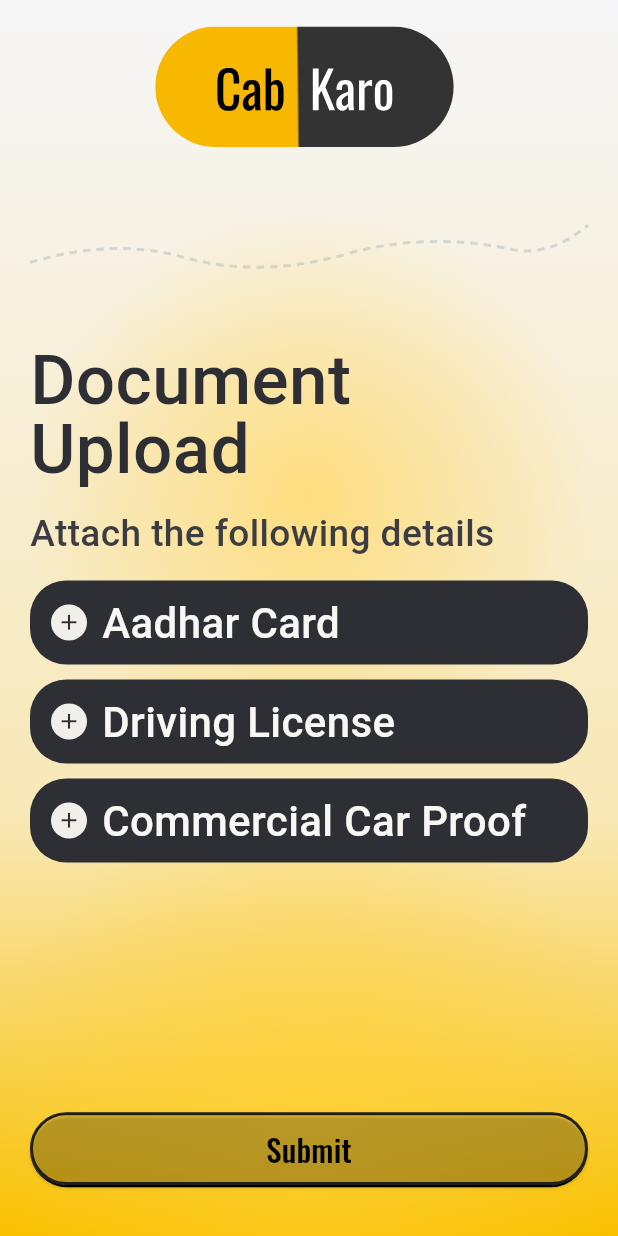
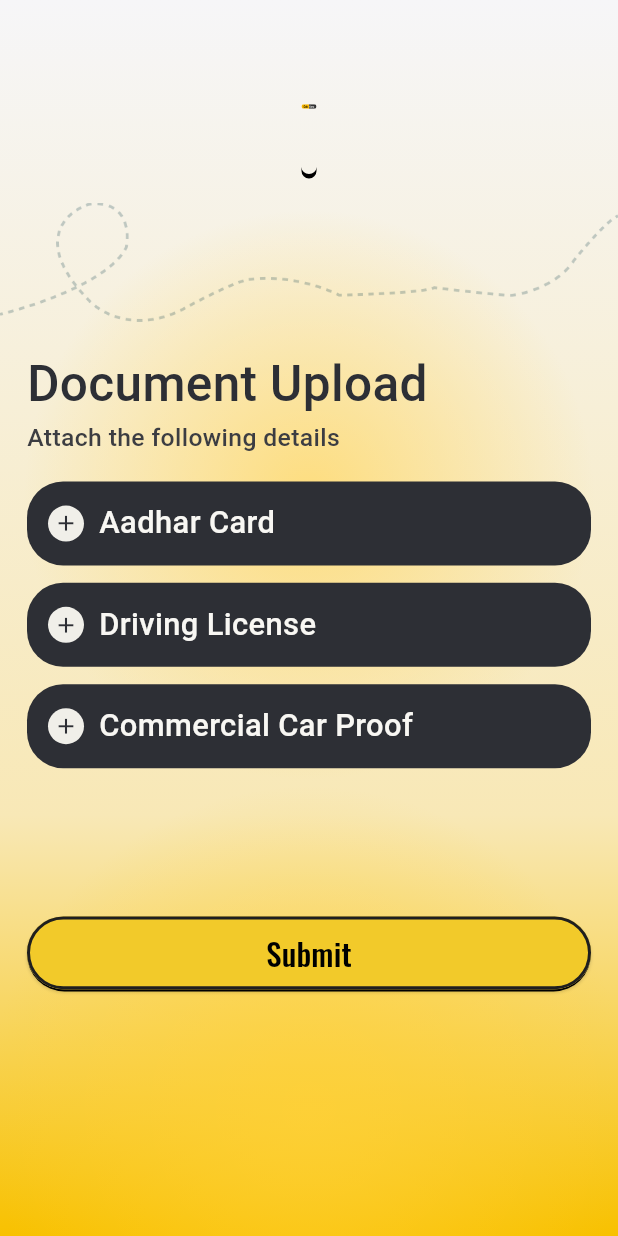
Before and after one commit to wearetechinnovator/cabkaro-app, a Flutter app: the DriverScreen screen opened by its route, after a tap on "Submit", on a phone screen of 412 x 824 dp. Run offline on Flutter 3.47's test engine with Material 3 defaults, Android fonts, the phone set to English and light mode, and no system bars; our stand-ins replace file_picker, flutter_animate, flutter_svg, google_fonts; missing offline and left inert: dashed_border; project files that could hold a hidden picture were left out.

Commit message:
changes in driver screens

```diff
--- a/lib/screens/driver/DriverScreen.dart
+++ b/lib/screens/driver/DriverScreen.dart
@@ -2,7 +2,6 @@ import 'package:flutter/material.dart';
 import 'package:flutter_svg/flutter_svg.dart';
 import 'GOVDetailsScreen.dart';
 import '../../widgets/ActionButton.dart';
-import '../../widgets/GradientBackground.dart';
 import '../../widgets/SignupInput.dart';
 
 class DriverScreen extends StatelessWidget {
@@ -14,23 +13,39 @@ class DriverScreen extends StatelessWidget {
 
     return Scaffold(
       resizeToAvoidBottomInset: true,
-      body: GradientBackground(
-        child: SafeArea(
-          child: SingleChildScrollView(
+      body: SafeArea(
+        child: ListView(
+          children: [
+            SizedBox(height: 10),
+            // Logo
+            Padding(
               padding: const EdgeInsets.symmetric(horizontal: 18, vertical: 16),
-            child: Column(
-              crossAxisAlignment: CrossAxisAlignment.start,
-              children: [
-                Center(
+              child: Align(
+                alignment: Alignment.center,
+                child: Container(
+                  decoration: BoxDecoration(
+                    border: Border(
+                      bottom: BorderSide(color: Colors.black, width: 3),
+                    ),
+                    borderRadius: BorderRadius.circular(60),
+                  ),
                   child: SvgPicture.asset(
-                    'assets/icons/cabkaroLogo.svg',
-                    width: 90,
+                    'assets/icons/cabkaroLogoNormal.svg',
+                    width: 10,
                     height: 90,
-                    fit: BoxFit.contain,
                   ),
                 ),
+              ),
+            ),
+            Image.asset(
+              "assets/images/Pattern.png",
+              width: double.infinity,
+              fit: BoxFit.fitWidth,
+            ),
             SizedBox(height: screenHeight * 0.03),
-                Text(
+            Padding(
+              padding: const EdgeInsets.symmetric(horizontal: 18, vertical: 16),
+              child: Text(
                 'Driver Registration',
                 style: TextStyle(
                   fontSize: screenHeight * 0.04,
@@ -39,32 +54,47 @@ class DriverScreen extends StatelessWidget {
                   height: 1.0,
                 ),
               ),
+            ),
             SizedBox(height: screenHeight * 0.02),
-                const SignupInput(hint: 'Name', icon: Icons.person),
+            Padding(
+              padding: const EdgeInsets.symmetric(horizontal: 18),
+              child: const SignupInput(hint: 'Name', icon: Icons.person),
+            ),
             SizedBox(height: screenHeight * 0.014),
-                const SignupInput(hint: 'Email', icon: Icons.email),
+            Padding(
+              padding: const EdgeInsets.symmetric(horizontal: 18),
+              child: const SignupInput(hint: 'Email', icon: Icons.email),
+            ),
             SizedBox(height: screenHeight * 0.014),
-                const SignupInput(
+            Padding(
+              padding: const EdgeInsets.symmetric(horizontal: 18),
+              child: const SignupInput(
                 hint: 'Phone',
                 icon: Icons.call,
                 keyboardType: TextInputType.phone,
               ),
-                SizedBox(height: screenHeight * 0.014),
-                const SignupInput(hint: 'Gender', icon: Icons.transgender),
-                SizedBox(height: screenHeight * 0.014),
-                const SignupInput(
-                  hint: 'Driving License',
-                  icon: Icons.description,
             ),
             SizedBox(height: screenHeight * 0.014),
-                const SignupInput(
-                  hint: 'Aadhar Number',
-                  icon: Icons.credit_card,
+            Padding(
+              padding: const EdgeInsets.symmetric(horizontal: 18),
+              child: const SignupInput(hint: 'Gender', icon: Icons.transgender),
+            ),
+            SizedBox(height: screenHeight * 0.014),
+            Padding(
+              padding: const EdgeInsets.symmetric(horizontal: 18),
+              child: const SignupInput(hint: 'Driving License', icon: Icons.description),
+            ),
+            SizedBox(height: screenHeight * 0.014),
+            Padding(
+              padding: const EdgeInsets.symmetric(horizontal: 18),
+              child: const SignupInput(hint: 'Aadhar Number', icon: Icons.credit_card),
             ),
             SizedBox(height: screenHeight * 0.12),
-                ActionButton(
+             Padding(
+              padding: const EdgeInsets.symmetric(horizontal: 18),
+              child: ActionButton(
               label: 'Submit',
-                  backgroundColor: const Color.fromARGB(0, 255, 255, 255),
+              backgroundColor: const Color.fromARGB(255, 255, 255, 255),
               textColor: Colors.black,
               borderColor: const Color(0xFF1F1F1F),
               onTap: () {
@@ -76,10 +106,9 @@ class DriverScreen extends StatelessWidget {
                 );
               },
             ),
-                SizedBox(height: screenHeight * 0.139),
+            ),
+            SizedBox(height: screenHeight * 0.05),
           ],
-            ),
-          ),
         ),
       ),
     );
--- a/lib/screens/driver/GOVDetailsScreen.dart
+++ b/lib/screens/driver/GOVDetailsScreen.dart
@@ -1,75 +1,184 @@
 import 'package:flutter/material.dart';
 import 'package:flutter_svg/flutter_svg.dart';
-
+import 'package:file_picker/file_picker.dart';
 import 'PhotoUploadScreen.dart';
-
 import '../../widgets/ActionButton.dart';
 import '../../widgets/GradientBackground.dart';
 
-class GOVDetailsScreen extends StatelessWidget {
+class GOVDetailsScreen extends StatefulWidget {
   const GOVDetailsScreen({super.key});
+
+  @override
+  State<GOVDetailsScreen> createState() => _GOVDetailsScreenState();
+}
+
+class _GOVDetailsScreenState extends State<GOVDetailsScreen> {
+  String? aadharFile;
+  String? licenseFile;
+  String? carProofFile;
+
+  Future<void> _pickFile(String documentType) async {
+    try {
+      final result = await FilePicker.pickFiles(
+        type: FileType.custom,
+        allowedExtensions: ['pdf', 'jpg', 'jpeg', 'png'],
+        allowMultiple: false,
+      );
+
+      if (result != null && result.files.isNotEmpty) {
+        final file = result.files.first;
+
+        if (!mounted) return;
+
+        setState(() {
+          switch (documentType) {
+            case 'Aadhar Card':
+              aadharFile = file.name;
+              break;
+            case 'Driving License':
+              licenseFile = file.name;
+              break;
+            case 'Commercial Car Proof':
+              carProofFile = file.name;
+              break;
+          }
+        });
+
+        if (!mounted) return;
+
+        ScaffoldMessenger.of(context).showSnackBar(
+          SnackBar(
+            backgroundColor: const Color(0xFF2D2F35),
+            content: Text('$documentType uploaded successfully'),
+            duration: const Duration(seconds: 2),
+          ),
+        );
+      }
+    } catch (e) {
+      debugPrint('Error picking file: $e');
+      if (!mounted) return;
+
+      ScaffoldMessenger.of(context).showSnackBar(
+        SnackBar(
+          backgroundColor: Colors.red,
+          content: Text('Error uploading file. Please try again.'),
+          duration: const Duration(seconds: 2),
+        ),
+      );
+    }
+  }
 
   @override
   Widget build(BuildContext context) {
     final double screenHeight = MediaQuery.of(context).size.height;
 
     return Scaffold(
-      resizeToAvoidBottomInset: false,
+      resizeToAvoidBottomInset: true,
       body: GradientBackground(
         child: SafeArea(
-          child: Padding(
-            padding: const EdgeInsets.symmetric(horizontal: 20, vertical: 16),
-            child: Column(
-              crossAxisAlignment: CrossAxisAlignment.start,
-              children: [
-                Center(
-                  child: SvgPicture.asset(
-                    'assets/icons/cabkaroLogo.svg',
-                    width: 205,
-                    height: 86,
-                    fit: BoxFit.contain,
+          child: ListView(
+            children: [
+              SizedBox(height: 10),
+
+              // Logo
+              Padding(
+                padding: const EdgeInsets.symmetric(horizontal: 18, vertical: 16),
+                child: Align(
+                  alignment: Alignment.center,
+                  child: Container(
+                    decoration: BoxDecoration(
+                      border: Border(
+                        bottom: BorderSide(color: Colors.black, width: 3),
+                      ),
+                      borderRadius: BorderRadius.circular(60),
+                    ),
+                    child: SvgPicture.asset(
+                      'assets/icons/cabkaroLogoNormal.svg',
+                      width: 10,
+                      height: 90,
+                    ),
                   ),
                 ),
-                const SizedBox(height: 28),
-                const _TopDashedCurve(),
-                const SizedBox(height: 40),
-                Text(
+              ),
+
+              // Full width pattern image
+              Image.asset(
+                "assets/images/Pattern.png",
+                width: double.infinity,
+                fit: BoxFit.fitWidth,
+              ),
+
+              SizedBox(height: screenHeight * 0.03),
+
+              // Title
+              Padding(
+                padding: const EdgeInsets.symmetric(horizontal: 18),
+                child: Text(
                   'Document Upload',
                   style: TextStyle(
-                    fontSize: screenHeight * 0.056,
+                    fontSize: screenHeight * 0.04,
                     fontWeight: FontWeight.w500,
                     color: const Color(0xFF2D2F35),
-                    height: 1,
+                    height: 1.0,
                   ),
                 ),
-                const SizedBox(height: 16),
-                Text(
+              ),
+
+              SizedBox(height: screenHeight * 0.01),
+
+              // Subtitle
+              Padding(
+                padding: const EdgeInsets.symmetric(horizontal: 18),
+                child: Text(
                   'Attach the following details',
                   style: TextStyle(
-                    fontSize: screenHeight * 0.03,
+                    fontSize: screenHeight * 0.02,
                     fontWeight: FontWeight.w500,
                     color: const Color(0xFF3C3D42),
                   ),
                 ),
-                const SizedBox(height: 14),
-                _DocumentTile(
+              ),
+
+              SizedBox(height: screenHeight * 0.02),
+
+              // Document tiles
+              Padding(
+                padding: const EdgeInsets.symmetric(horizontal: 18),
+                child: _DocumentTile(
                   title: 'Aadhar Card',
-                  onTap: () => _showUploadHint(context, 'Aadhar Card'),
+                  isUploaded: aadharFile != null,
+                  onTap: () => _pickFile('Aadhar Card'),
                 ),
-                const SizedBox(height: 10),
-                _DocumentTile(
+              ),
+              SizedBox(height: screenHeight * 0.014),
+
+              Padding(
+                padding: const EdgeInsets.symmetric(horizontal: 18),
+                child: _DocumentTile(
                   title: 'Driving License',
-                  onTap: () => _showUploadHint(context, 'Driving License'),
+                  isUploaded: licenseFile != null,
+                  onTap: () => _pickFile('Driving License'),
                 ),
-                const SizedBox(height: 10),
-                _DocumentTile(
+              ),
+              SizedBox(height: screenHeight * 0.014),
+
+              Padding(
+                padding: const EdgeInsets.symmetric(horizontal: 18),
+                child: _DocumentTile(
                   title: 'Commercial Car Proof',
-                  onTap: () => _showUploadHint(context, 'Commercial Car Proof'),
+                  isUploaded: carProofFile != null,
+                  onTap: () => _pickFile('Commercial Car Proof'),
                 ),
-                const Spacer(),
-                ActionButton(
+              ),
+
+              SizedBox(height: screenHeight * 0.12),
+
+              // Submit button
+              Padding(
+                padding: const EdgeInsets.symmetric(horizontal: 18),
+                child: ActionButton(
                   label: 'Submit',
-                  backgroundColor: const Color.fromARGB(0, 255, 255, 255),
+                  backgroundColor: const Color.fromARGB(255, 242, 202, 42),
                   textColor: Colors.black,
                   borderColor: const Color(0xFF1F1F1F),
                   onTap: () {
@@ -81,33 +190,31 @@ class GOVDetailsScreen extends StatelessWidget {
                     );
                   },
                 ),
-                SizedBox(height: screenHeight * 0.02),
-              ],
-            ),
+              ),
+
+              SizedBox(height: screenHeight * 0.05),
+            ],
           ),
         ),
-      ),
-    );
-  }
-
-  static void _showUploadHint(BuildContext context, String label) {
-    ScaffoldMessenger.of(context).showSnackBar(
-      SnackBar(
-        backgroundColor: const Color(0xFF2D2F35),
-        content: Text('Upload $label'),
       ),
     );
   }
 }
 
 class _DocumentTile extends StatelessWidget {
-  const _DocumentTile({required this.title, required this.onTap});
+  const _DocumentTile({
+    required this.title,
+    required this.onTap,
+    required this.isUploaded,
+  });
 
   final String title;
   final VoidCallback onTap;
+  final bool isUploaded;
 
   @override
   Widget build(BuildContext context) {
+    final screenHeight = MediaQuery.of(context).size.height;
     return InkWell(
       borderRadius: BorderRadius.circular(24),
       onTap: onTap,
@@ -124,20 +231,24 @@ class _DocumentTile extends StatelessWidget {
             Container(
               width: 24,
               height: 24,
-              decoration: const BoxDecoration(
+              decoration: BoxDecoration(
                 shape: BoxShape.circle,
-                color: Color(0xFFF0EFE9),
+                color: isUploaded ? Colors.green : const Color(0xFFF0EFE9),
               ),
               alignment: Alignment.center,
-              child: const Icon(Icons.add, size: 17, color: Color(0xFF2D2F35)),
+              child: Icon(
+                isUploaded ? Icons.check : Icons.add,
+                size: 17,
+                color: isUploaded ? Colors.white : const Color(0xFF2D2F35),
+              ),
             ),
             const SizedBox(width: 10),
             Expanded(
               child: Text(
                 title,
-                style: const TextStyle(
-                  color: Color(0xFFF8F7F3),
-                  fontSize: 28,
+                style: TextStyle(
+                  color: const Color(0xFFF8F7F3),
+                  fontSize: screenHeight * 0.025,
                   fontWeight: FontWeight.w500,
                   height: 1,
                 ),
@@ -149,47 +260,3 @@ class _DocumentTile extends StatelessWidget {
     );
   }
 }
-
-class _TopDashedCurve extends StatelessWidget {
-  const _TopDashedCurve();
-
-  @override
-  Widget build(BuildContext context) {
-    return SizedBox(
-      width: double.infinity,
-      height: 60,
-      child: CustomPaint(painter: _DashedWavePainter()),
-    );
-  }
-}
-
-class _DashedWavePainter extends CustomPainter {
-  @override
-  void paint(Canvas canvas, Size size) {
-    final Paint paint = Paint()
-      ..color = const Color(0x6B9FB2BA)
-      ..style = PaintingStyle.stroke
-      ..strokeWidth = 2;
-
-    final Path path = Path()
-      ..moveTo(0, 45)
-      ..quadraticBezierTo(size.width * 0.15, 28, size.width * 0.28, 42)
-      ..quadraticBezierTo(size.width * 0.42, 56, size.width * 0.58, 38)
-      ..quadraticBezierTo(size.width * 0.72, 25, size.width * 0.86, 36)
-      ..quadraticBezierTo(size.width * 0.93, 42, size.width, 20);
-
-    const double dashWidth = 5;
-    const double dashSpace = 4;
-    for (final metric in path.computeMetrics()) {
-      double distance = 0;
-      while (distance < metric.length) {
-        final double end = (distance + dashWidth).clamp(0, metric.length);
-        canvas.drawPath(metric.extractPath(distance, end), paint);
-        distance += dashWidth + dashSpace;
-      }
-    }
-  }
-
-  @override
-  bool shouldRepaint(covariant CustomPainter oldDelegate) => false;
-}
--- a/pubspec.yaml
+++ b/pubspec.yaml
@@ -41,6 +41,8 @@ dependencies:
   flutter_animate: ^4.5.2
   provider: ^6.1.5+1
   google_fonts: ^8.0.2
+  file_picker: ^11.0.2
+
 
 dev_dependencies:
   flutter_test:
```
Also changed, not shown: assets/images/Pattern.png (added), pubspec.lock, 5 other files. Lines whose indentation alone changed are shown as unchanged.
